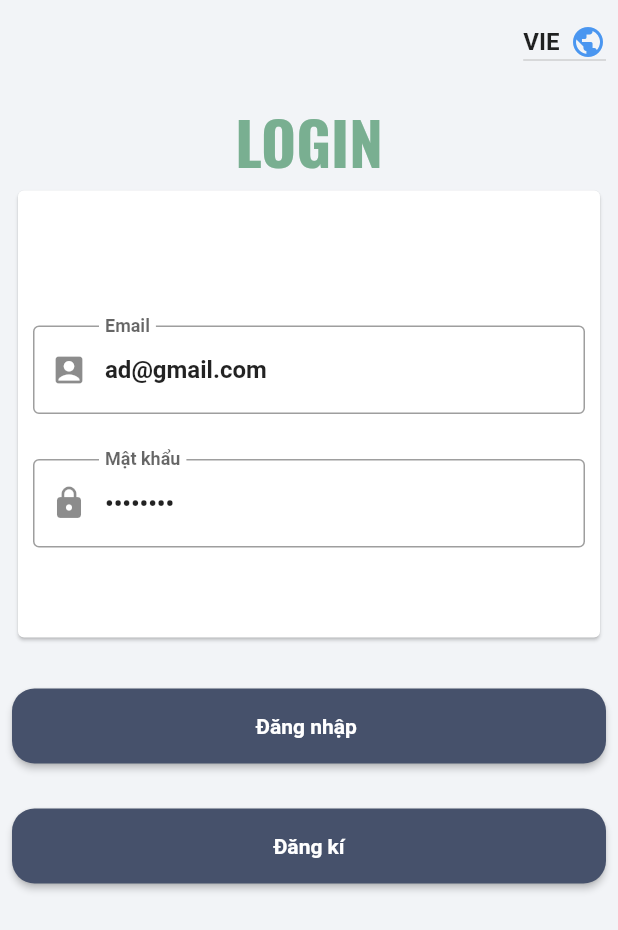
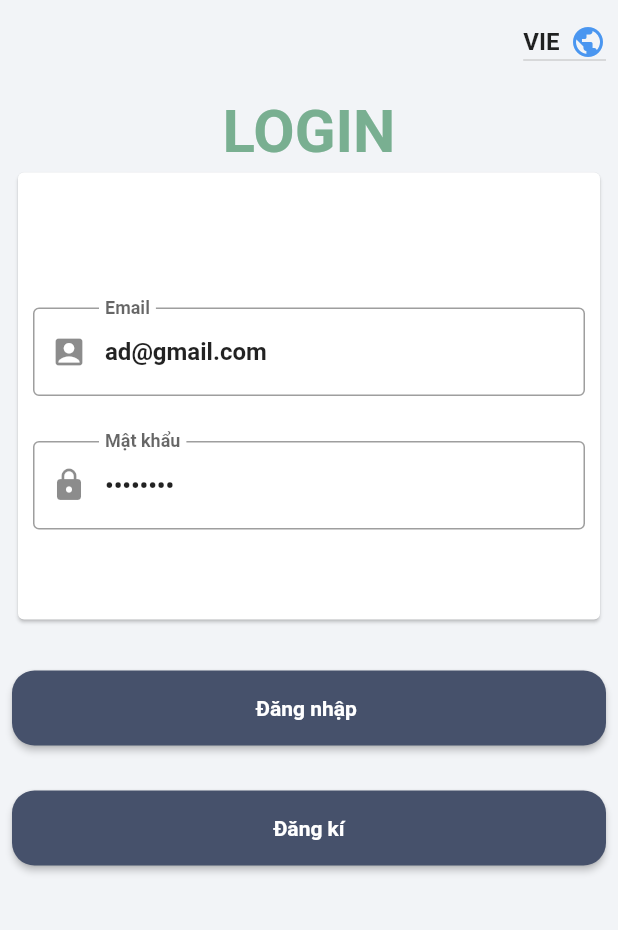
Before and after one commit to yinweii/4owner, a Flutter app: the screen it shows after launch, on a phone screen of 412 x 824 dp. Shown: the top 930 px of the screen. Run offline on Flutter 3.47's test engine with Material 2 defaults, Android fonts, the phone set to English and light mode, and no system bars; our stand-ins replace card_swiper, cloud_firestore, dotted_border, firebase_auth, firebase_core, firebase_storage and 5 more; missing offline and left inert: flutter_pdfview, min_id; accounts and stored records are empty.

Commit message:
fix google font

```diff
--- a/lib/constants/app_text.dart
+++ b/lib/constants/app_text.dart
@@ -1,7 +1,7 @@
 import 'dart:ui';
 
 import 'package:flutter/material.dart';
-import 'package:google_fonts/google_fonts.dart';
+//import 'package:google_fonts/google_fonts.dart';
 import 'package:owner_app/constants/app_colors.dart';
 
 class AppTextStyles {
@@ -19,24 +19,45 @@ class AppTextStyles {
   static const double fontSize_24 = 24;
   static const double fontSize_28 = 28;
 
-  static TextStyle defaultRegular400 = GoogleFonts.roboto(
+  // static TextStyle defaultRegular400 = GoogleFonts.roboto(
+  //   fontSize: fontSize_16,
+  //   fontWeight: FontWeight.w400,
+  // );
+  static TextStyle defaultRegular400 = TextStyle(
     fontSize: fontSize_16,
     fontWeight: FontWeight.w400,
   );
-  static TextStyle defaulLato = GoogleFonts.lato(
+  // static TextStyle defaulLato = GoogleFonts.lato(
+  //   fontSize: fontSize_16,
+  //   fontWeight: FontWeight.w400,
+  // );
+  static TextStyle defaulLato = TextStyle(
     fontSize: fontSize_16,
     fontWeight: FontWeight.w400,
   );
-  static TextStyle defaultFont = GoogleFonts.roboto(
+  // static TextStyle defaultFont = GoogleFonts.roboto(
+  //   fontSize: fontSize_12,
+  //   fontWeight: FontWeight.w300,
+  // );
+  static TextStyle defaultFont = TextStyle(
     fontSize: fontSize_12,
     fontWeight: FontWeight.w300,
   );
 
-  static TextStyle defaultBold = defaultRegular400.copyWith(
+  // static TextStyle defaultBold = defaultRegular400.copyWith(
+  //   fontWeight: FontWeight.bold,
+  //   fontSize: fontSize_16,
+  // );
+  static TextStyle defaultBold = TextStyle(
     fontWeight: FontWeight.bold,
     fontSize: fontSize_16,
   );
-  static TextStyle defaultBoldAppBar = defaultRegular400.copyWith(
+  // static TextStyle defaultBoldAppBar = defaultRegular400.copyWith(
+  //   fontWeight: FontWeight.bold,
+  //   fontSize: fontSize_20,
+  //   color: AppColors.white,
+  // );
+  static TextStyle defaultBoldAppBar = TextStyle(
     fontWeight: FontWeight.bold,
     fontSize: fontSize_20,
     color: AppColors.white,
--- a/lib/screens/authentication/login_screen.dart
+++ b/lib/screens/authentication/login_screen.dart
@@ -1,5 +1,5 @@
 import 'package:flutter/material.dart';
-import 'package:google_fonts/google_fonts.dart';
+
 import 'package:owner_app/components/diaglogbox.dart';
 import 'package:owner_app/components/footer_button.dart';
 import 'package:owner_app/components/loading_widget.dart';
@@ -121,7 +121,7 @@ class _LogInState extends State<LogIn> {
                     children: [
                       Text(
                         _isLogin ? LOGIN : REGISTER,
-                        style: GoogleFonts.oswald(
+                        style: TextStyle(
                             fontWeight: FontWeight.bold,
                             fontSize: 40,
                             color: AppColors.greenFF79AF91),
--- a/pubspec.yaml
+++ b/pubspec.yaml
@@ -50,7 +50,7 @@ dependencies:
   flutter_pdfview: ^1.2.1
   path_provider: ^2.0.8
   path: ^1.8.0
-  google_fonts: ^2.2.0
+  #google_fonts: ^2.2.0
   image_cropper: ^1.4.1
   flutter_launcher_icons: ^0.9.2
 
```
